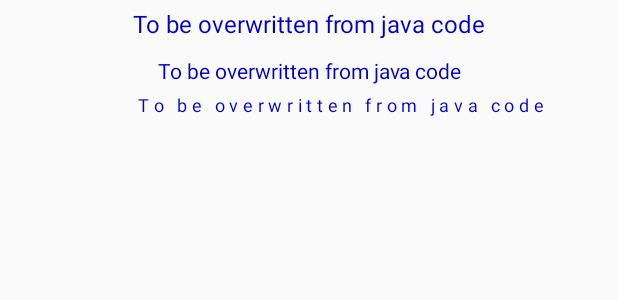
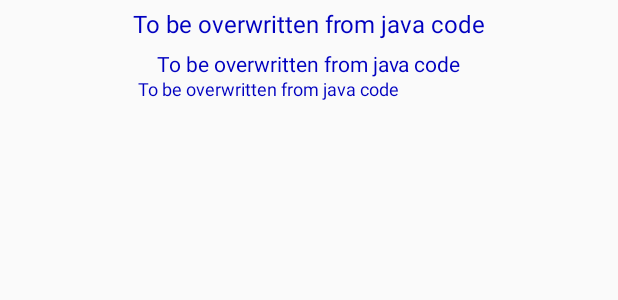
Before and after one commit to paro82asparuh/Probujdane, an Android app: the layout activity_beseda.xml on its own in the app's theme, with its tools: preview values and no code run, on a phone screen of 412 x 824 dp. Shown: the top 300 px of the screen. Run offline under Robolectric (Android 15) with nearby library versions, the phone set to English and light mode, and no system bars.

Commit message:
Commit_2017_11_23_1

```diff
--- a/app/src/main/java/com/grigorov/asparuh/probujdane/besedaTextView.java
+++ b/app/src/main/java/com/grigorov/asparuh/probujdane/besedaTextView.java
@@ -44,7 +44,10 @@ public class besedaTextView extends android.support.v7.widget.AppCompatTextView
             String line = text.substring(lineStart, lineEnd);
 
             float width = StaticLayout.getDesiredWidth(text, lineStart, lineEnd, getPaint());
-            if (needScale(line)) {
+            if (
+                    needScale(line) &&
+                    (i!=layout.getLineCount()-1)
+                ) {
                 drawScaledText(canvas, lineStart, line, width);
             } else {
                 if (firstLineOfParagraph==true) {
@@ -66,11 +69,11 @@ public class besedaTextView extends android.support.v7.widget.AppCompatTextView
 
     private void drawScaledText(Canvas canvas, int lineStart, String line, float lineWidth) {
         float x = 0;
-        float d = (mViewWidth - lineWidth) / line.length() - 1;
+        float d = (mViewWidth - lineWidth) / (line.length()-1);
 
         if (isFirstLineOfParagraph()) {
             x += 100;
-            d = ( (mViewWidth - 100 ) - lineWidth) / line.length() - 1;
+            d = ( (mViewWidth - 100 ) - lineWidth) / (line.length()-1);
         }
 
         for (int i = 0; i < line.length(); i++) {
--- a/app/src/main/res/layout/activity_beseda.xml
+++ b/app/src/main/res/layout/activity_beseda.xml
@@ -15,21 +15,6 @@
         android:gravity="center"
         android:textColor="@color/colorBesedaNameText"
         android:textSize="@dimen/text_size_beseda_name"
-        android:text="To be overwritten from java code" />
-
-    <View
-        android:layout_width="match_parent"
-        android:layout_height="0dp"
-        android:layout_weight="1" />
-
-    <TextView
-        android:id="@+id/textBesedaDate"
-        android:layout_width="match_parent"
-        android:layout_height="wrap_content"
-        android:layout_weight="5"
-        android:gravity="center"
-        android:textColor="@color/colorBesedaDateText"
-        android:textSize="@dimen/text_size_beseda_date"
         android:text="To be overwritten from java code" />
 
     <View
@@ -55,17 +40,34 @@
                 android:layout_height="match_parent"
                 android:layout_weight="3" />
 
+            <LinearLayout
+                android:id="@+id/textBesedaLinearLayout"
+                android:layout_width="0dp"
+                android:layout_height="fill_parent"
+                android:orientation="vertical"
+                android:layout_weight="42">
+
+                <TextView
+                    android:id="@+id/textBesedaDetails"
+                    android:layout_width="match_parent"
+                    android:layout_height="wrap_content"
+                    android:gravity="center"
+                    android:textColor="@color/colorBesedaDateText"
+                    android:textSize="@dimen/text_size_beseda_date"
+                    android:text="To be overwritten from java code" />
+
                 <!-- <TextView -->
                 <com.grigorov.asparuh.probujdane.besedaTextView
-                android:id="@+id/textBesedaText"
-                android:layout_width="0dp"
-                android:layout_height="fill_parent"
-                android:layout_weight="42"
+                    android:id="@+id/textBesedaText1"
+                    android:layout_width="match_parent"
+                    android:layout_height="wrap_content"
                     android:textColor="@color/colorBesedaTextText"
                     android:textSize="@dimen/text_size_beseda_text"
                     android:text="To be overwritten from java code" >
                 </com.grigorov.asparuh.probujdane.besedaTextView>
                 <!-- /> -->
+
+            </LinearLayout>
 
             <View
                 android:layout_width="0dp"
```
Also changed, not shown: app/src/main/java/com/grigorov/asparuh/probujdane/BesedaActivity.java (+57 -11 lines). Lines whose indentation alone changed are shown as unchanged.
